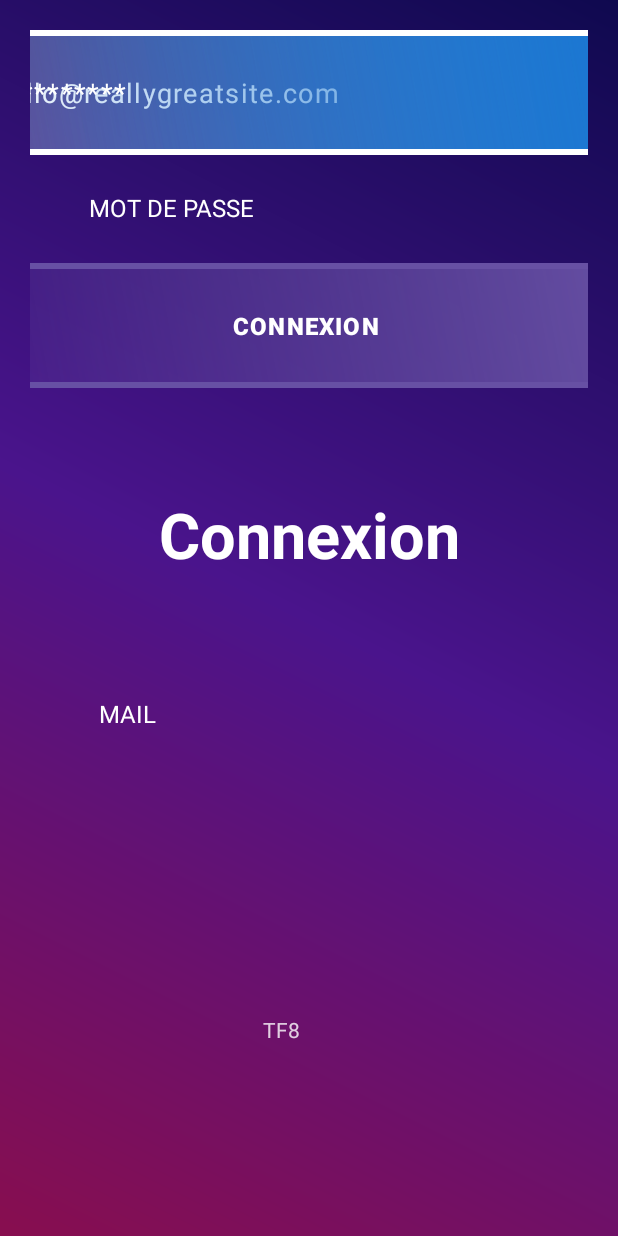
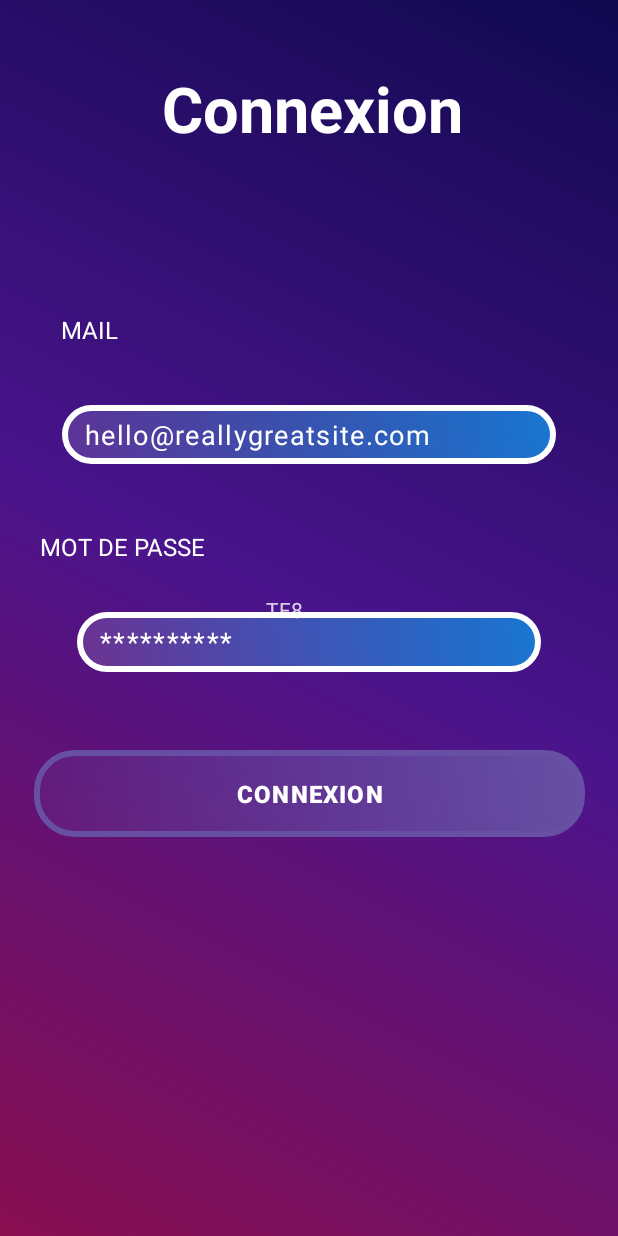
Before and after one commit to Projet-FullStack-ISN-2026/Android, an Android app: the layout activity_login.xml on its own in the app's theme, with its tools: preview values and no code run, on a phone screen of 412 x 824 dp. Run offline under Robolectric (Android 15) with nearby library versions, the phone set to English and light mode, and no system bars.

Commit message:
feat: login and signin activities

```diff
--- a/app/build.gradle.kts
+++ b/app/build.gradle.kts
@@ -42,4 +42,6 @@ dependencies {
     testImplementation(libs.junit)
     androidTestImplementation(libs.ext.junit)
     androidTestImplementation(libs.espresso.core)
+    implementation ("com.squareup.okhttp3:okhttp:4.9.3")
+    implementation ("org.jetbrains.kotlinx:kotlinx-coroutines-android:1.6.0")
 }
--- a/app/src/main/AndroidManifest.xml
+++ b/app/src/main/AndroidManifest.xml
@@ -1,7 +1,7 @@
 <?xml version="1.0" encoding="utf-8"?>
 <manifest xmlns:android="http://schemas.android.com/apk/res/android"
     xmlns:tools="http://schemas.android.com/tools">
-
+    <uses-permission android:name="android.permission.INTERNET" />
     <application
         android:allowBackup="true"
         android:dataExtractionRules="@xml/data_extraction_rules"
--- a/app/src/main/java/com/esigelec/jeux/Login.java
+++ /dev/null
@@ -1,4 +0,0 @@
-package com.esigelec.jeux;
-
-public class Login {
-}
--- a/app/src/main/res/layout/activity_login.xml
+++ b/app/src/main/res/layout/activity_login.xml
@@ -1,6 +1,5 @@
 <?xml version="1.0" encoding="utf-8"?>
-<androidx.constraintlayout.widget.ConstraintLayout
-    xmlns:android="http://schemas.android.com/apk/res/android"
+<androidx.constraintlayout.widget.ConstraintLayout xmlns:android="http://schemas.android.com/apk/res/android"
     xmlns:app="http://schemas.android.com/apk/res-auto"
     xmlns:tools="http://schemas.android.com/tools"
     android:layout_width="match_parent"
@@ -16,23 +15,11 @@
 
     <!-- Label Mot de passe -->
 
-    <TextView
-        android:id="@+id/textViewTitle"
-        android:layout_width="wrap_content"
-        android:layout_height="wrap_content"
-        android:layout_marginTop="308dp"
-        android:text="Connexion"
-        android:textColor="@color/blanc"
-        android:textSize="42sp"
-        android:textStyle="bold"
-        app:layout_constraintEnd_toEndOf="parent"
-        app:layout_constraintStart_toStartOf="parent"
-        app:layout_constraintTop_toTopOf="parent" />
-
     <EditText
         android:id="@+id/editTextText2"
-        android:layout_width="445dp"
-        android:layout_height="83dp"
+        android:layout_width="329dp"
+        android:layout_height="39dp"
+        android:layout_marginTop="250dp"
         android:background="@drawable/button_transparent_white"
         android:ems="10"
         android:hint="hello@reallygreatsite.com"
@@ -43,14 +30,41 @@
         android:textColor="@color/blanc"
         android:textColorHint="@color/blanc"
         app:layout_constraintEnd_toEndOf="parent"
-        app:layout_constraintHorizontal_bias="0.546"
         app:layout_constraintStart_toStartOf="parent"
-        tools:layout_editor_absoluteY="492dp" />
+        app:layout_constraintTop_toTopOf="parent" />
+
+    <TextView
+        android:id="@+id/textViewTitle"
+        android:layout_width="wrap_content"
+        android:layout_height="wrap_content"
+        android:layout_marginTop="24dp"
+        android:text="Connexion"
+        android:textColor="@color/blanc"
+        android:textSize="42sp"
+        android:textStyle="bold"
+        app:layout_constraintEnd_toEndOf="parent"
+        app:layout_constraintHorizontal_bias="0.514"
+        app:layout_constraintStart_toStartOf="parent"
+        app:layout_constraintTop_toTopOf="parent" />
+
+    <TextView
+        android:id="@+id/textView3"
+        android:layout_width="143dp"
+        android:layout_height="38dp"
+        android:layout_marginTop="44dp"
+        android:text="MOT DE PASSE"
+        android:textColor="@color/blanc"
+        android:textSize="16sp"
+        app:layout_constraintEnd_toEndOf="parent"
+        app:layout_constraintHorizontal_bias="0.03"
+        app:layout_constraintStart_toStartOf="parent"
+        app:layout_constraintTop_toBottomOf="@+id/editTextText2" />
 
     <EditText
         android:id="@+id/editTextText3"
-        android:layout_width="445dp"
-        android:layout_height="83dp"
+        android:layout_width="309dp"
+        android:layout_height="40dp"
+        android:layout_marginTop="388dp"
         android:background="@drawable/button_transparent_white"
         android:ems="10"
         android:hint="**********"
@@ -61,9 +75,53 @@
         android:textColor="@color/blanc"
         android:textColorHint="@color/blanc"
         app:layout_constraintEnd_toEndOf="parent"
-        app:layout_constraintHorizontal_bias="0.546"
+        app:layout_constraintHorizontal_bias="0.5"
+        app:layout_constraintStart_toEndOf="@+id/textView3"
         app:layout_constraintStart_toStartOf="parent"
-        tools:layout_editor_absoluteY="665dp" />
+        app:layout_constraintTop_toTopOf="parent" />
+
+    <Button
+        android:id="@+id/button"
+        android:layout_width="367dp"
+        android:layout_height="58dp"
+        android:layout_marginTop="52dp"
+        android:background="@drawable/button_transparent_white"
+        android:letterSpacing="0.05"
+        android:text="CONNEXION"
+        android:textColor="@color/blanc"
+        android:textSize="16sp"
+        android:textStyle="bold"
+        app:layout_constraintEnd_toEndOf="parent"
+        app:layout_constraintHorizontal_bias="0.583"
+        app:layout_constraintStart_toStartOf="parent"
+        app:layout_constraintTop_toBottomOf="@+id/editTextText3" />
+
+    <TextView
+        android:id="@+id/textView2"
+        android:layout_width="75dp"
+        android:layout_height="47dp"
+        android:layout_marginTop="108dp"
+        android:text="MAIL"
+        android:textColor="@color/blanc"
+        android:textSize="16sp"
+        app:layout_constraintEnd_toEndOf="parent"
+        app:layout_constraintHorizontal_bias="0.07"
+        app:layout_constraintStart_toStartOf="parent"
+        app:layout_constraintTop_toBottomOf="@+id/textViewTitle" />
+
+    <TextView
+        android:id="@+id/textViewFooter"
+        android:layout_width="62dp"
+        android:layout_height="0dp"
+        android:layout_marginBottom="388dp"
+        android:alpha="0.8"
+        android:text="TF8"
+        android:textColor="@color/blanc"
+        android:textSize="14sp"
+        app:layout_constraintBottom_toBottomOf="parent"
+        app:layout_constraintEnd_toEndOf="parent"
+        app:layout_constraintHorizontal_bias="0.508"
+        app:layout_constraintStart_toStartOf="parent" />
 
     <!-- Champ Mot de passe -->
 
@@ -71,59 +129,4 @@
 
     <!-- Pied de page TF8 -->
 
-    <TextView
-        android:id="@+id/textView2"
-        android:layout_width="75dp"
-        android:layout_height="47dp"
-        android:layout_marginTop="80dp"
-        android:text="MAIL"
-        android:textColor="@color/blanc"
-        android:textSize="16sp"
-        app:layout_constraintEnd_toEndOf="parent"
-        app:layout_constraintHorizontal_bias="0.154"
-        app:layout_constraintStart_toStartOf="parent"
-        app:layout_constraintTop_toBottomOf="@+id/textViewTitle" />
-
-    <TextView
-        android:id="@+id/textView3"
-        android:layout_width="143dp"
-        android:layout_height="38dp"
-        android:layout_marginTop="24dp"
-        android:text="MOT DE PASSE"
-        android:textColor="@color/blanc"
-        android:textSize="16sp"
-        app:layout_constraintEnd_toEndOf="parent"
-        app:layout_constraintHorizontal_bias="0.172"
-        app:layout_constraintStart_toStartOf="parent"
-        app:layout_constraintTop_toBottomOf="@+id/editTextText2" />
-
-    <Button
-        android:id="@+id/button"
-        android:layout_width="445dp"
-        android:layout_height="83dp"
-        android:layout_marginTop="72dp"
-        android:background="@drawable/button_transparent_white"
-        android:letterSpacing="0.05"
-        android:text="CONNEXION"
-        android:textColor="@color/blanc"
-        android:textSize="16sp"
-        android:textStyle="bold"
-        app:layout_constraintEnd_toEndOf="parent"
-        app:layout_constraintHorizontal_bias="0.546"
-        app:layout_constraintStart_toStartOf="parent"
-        app:layout_constraintTop_toBottomOf="@+id/editTextText3" />
-
-    <TextView
-        android:id="@+id/textViewFooter"
-        android:layout_width="62dp"
-        android:layout_height="0dp"
-        android:layout_marginBottom="108dp"
-        android:alpha="0.8"
-        android:text="TF8"
-        android:textColor="@color/blanc"
-        android:textSize="14sp"
-        app:layout_constraintBottom_toBottomOf="parent"
-        app:layout_constraintEnd_toEndOf="parent"
-        app:layout_constraintStart_toStartOf="parent" />
-
 </androidx.constraintlayout.widget.ConstraintLayout>
--- a/app/src/main/res/layout/activity_signin.xml
+++ b/app/src/main/res/layout/activity_signin.xml
@@ -3,6 +3,7 @@
     xmlns:android="http://schemas.android.com/apk/res/android"
     xmlns:app="http://schemas.android.com/apk/res-auto"
     xmlns:tools="http://schemas.android.com/tools"
+    android:id="@+id/main"
     android:layout_width="match_parent"
     android:layout_height="match_parent"
     android:background="@drawable/gradient_background"
```
Also changed, not shown: app/src/main/java/com/esigelec/jeux/LoginActivity.java (added, +129 -0 lines), app/src/main/java/com/esigelec/jeux/SignInActivity.java (added, +24 -0 lines), 1 other file.
